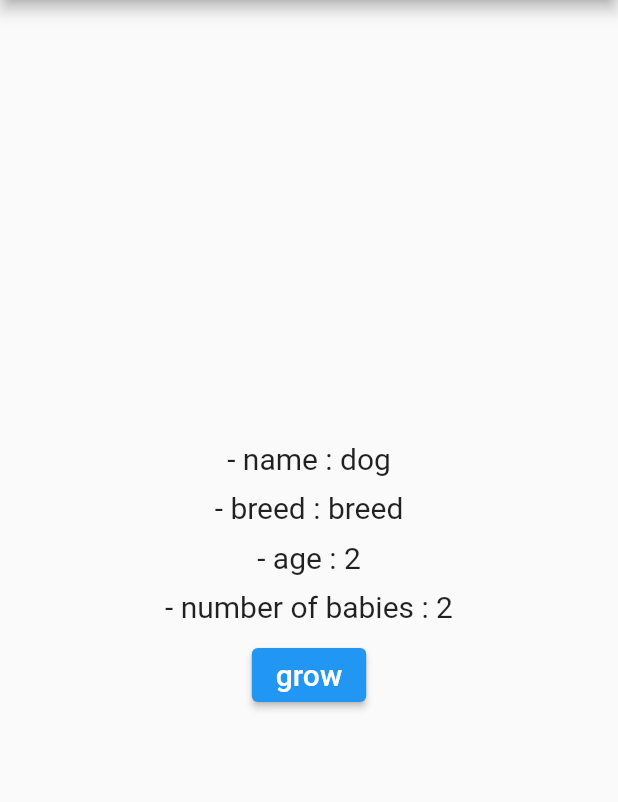
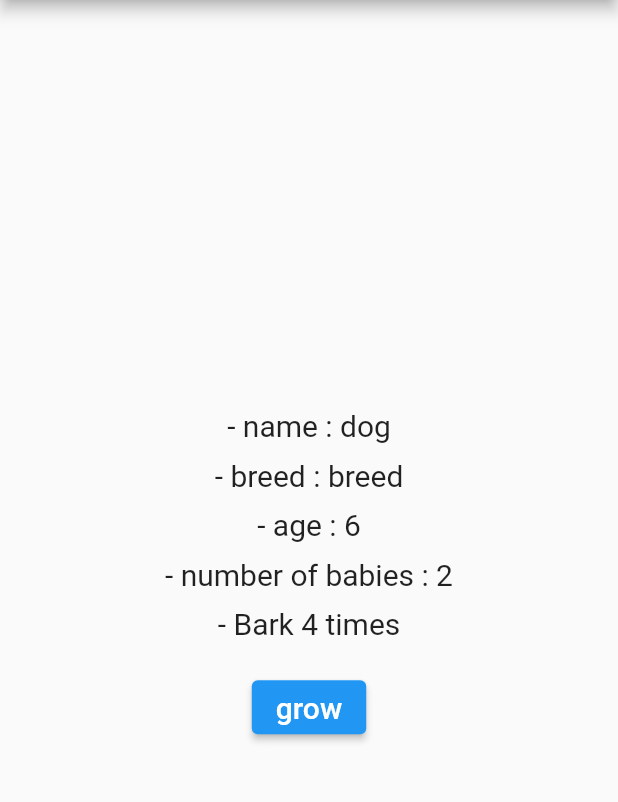
Before and after one commit to qwq140/flutter_provider_ex, a Flutter app: the screen it shows after launch, after a tap on "grow", on a phone screen of 412 x 824 dp, the part 84-886 px from its top. Run offline on Flutter 3.47's test engine with Material 2 defaults, Android fonts, the phone set to English and light mode, and no system bars.

Commit message:
stream provider

```diff
--- a/lib/main.dart
+++ b/lib/main.dart
@@ -1,7 +1,8 @@
 import 'package:flutter/material.dart';
-import 'package:flutter_provider_ex/future_provider/model/babies.dart';
-import 'package:flutter_provider_ex/future_provider/model/dog.dart';
-import 'package:flutter_provider_ex/future_provider/view/home_page.dart';
+import 'package:flutter_provider_ex/stream_provider/model/babies.dart';
+import 'package:flutter_provider_ex/stream_provider/model/dog.dart';
+import 'package:flutter_provider_ex/stream_provider/view/home_page.dart';
+
 import 'package:provider/provider.dart';
 
 void main() {
@@ -13,18 +14,28 @@ class MyApp extends StatelessWidget {
 
   @override
   Widget build(BuildContext context) {
-    final dog = Dog(name: 'dog', breed: 'breed');
+    final dog = Dog(name: 'dog', breed: 'breed', age: 5);
 
     return MultiProvider(
       providers: [
         ChangeNotifierProvider<Dog>(
           create: (context) => dog,
         ),
-        FutureProvider<int>(initialData: 0, create: (context){
-          final int dogAge = dog.age;
-          final babies = Babies(age: dogAge);
-          return babies.getBabies();
-        }),
+        FutureProvider<int>(
+            initialData: 0,
+            create: (context) {
+              final int dogAge = dog.age;
+              final babies = Babies(age: dogAge);
+              return babies.getBabies();
+            }),
+        StreamProvider<String>(
+          initialData: 'Bark 0 times',
+          create: (context) {
+            final int dogAge = dog.age;
+            final babies = Babies(age: dogAge * 2);
+            return babies.bark();
+          },
+        ),
       ],
       child: MaterialApp(
         theme: ThemeData(
--- /dev/null
+++ b/lib/stream_provider/model/babies.dart
@@ -0,0 +1,26 @@
+class Babies {
+  final int age;
+
+  Babies({required this.age});
+
+  Future<int> getBabies() async {
+    await Future.delayed(Duration(seconds: 3));
+
+    if( age > 1 && age < 5){
+       return 4;
+    } else if(age < 1){
+      return 0;
+    } else {
+      return 2;
+    }
+  }
+
+  Stream<String> bark() async*{
+    print(age);
+    for(int i = 1; i < age ; i++){
+      print(i);
+      await Future.delayed(Duration(seconds: 2));
+      yield 'Bark $i times';
+    }
+  }
+}
--- /dev/null
+++ b/lib/stream_provider/model/dog.dart
@@ -0,0 +1,15 @@
+import 'package:flutter/material.dart';
+
+class Dog with ChangeNotifier {
+  final String name;
+  final String breed;
+  int age;
+
+  Dog({required this.name, required this.breed, this.age = 1});
+
+  void grow() {
+    age++;
+    print('dog age : $age');
+    notifyListeners();
+  }
+}
--- /dev/null
+++ b/lib/stream_provider/view/component/age.dart
@@ -0,0 +1,34 @@
+import 'package:flutter/material.dart';
+import 'package:flutter_provider_ex/stream_provider/model/dog.dart';
+import 'package:provider/provider.dart';
+
+class Age extends StatelessWidget {
+  const Age({Key? key,}) : super(key: key);
+
+  @override
+  Widget build(BuildContext context) {
+    return Column(
+      children: [
+        Text(
+          '- age : ${context.select<Dog, int>((dog) => dog.age)}',
+          style: TextStyle(fontSize: 20),
+        ),
+        const SizedBox(height: 10),
+        Text(
+          '- number of babies : ${context.watch<int>()}',
+          style: TextStyle(fontSize: 20),
+        ),
+        const SizedBox(height: 10),
+        Text('- ${context.watch<String>()}', style: TextStyle(fontSize: 20),),
+        const SizedBox(height: 20),
+        ElevatedButton(
+          onPressed: () => context.read<Dog>().grow(),
+          child: const Text(
+            'grow',
+            style: TextStyle(fontSize: 20),
+          ),
+        ),
+      ],
+    );
+  }
+}
--- /dev/null
+++ b/lib/stream_provider/view/component/breed_and_age.dart
@@ -0,0 +1,19 @@
+import 'package:flutter/material.dart';
+import 'package:flutter_provider_ex/stream_provider/model/dog.dart';
+import 'package:flutter_provider_ex/stream_provider/view/component/age.dart';
+import 'package:provider/provider.dart';
+
+class BreedAndAge extends StatelessWidget {
+  const BreedAndAge({Key? key}) : super(key: key);
+
+  @override
+  Widget build(BuildContext context) {
+    return Column(
+      children: [
+        Text('- breed : ${context.select<Dog, String>((dog) => dog.breed)}', style: const TextStyle(fontSize: 20),),
+        const SizedBox(height: 10,),
+        const Age(),
+      ],
+    );
+  }
+}
--- /dev/null
+++ b/lib/stream_provider/view/home_page.dart
@@ -0,0 +1,25 @@
+import 'package:flutter/material.dart';
+import 'package:flutter_provider_ex/stream_provider/model/dog.dart';
+import 'package:flutter_provider_ex/stream_provider/view/component/breed_and_age.dart';
+import 'package:provider/provider.dart';
+
+class HomePage extends StatelessWidget {
+  const HomePage({Key? key}) : super(key: key);
+
+  @override
+  Widget build(BuildContext context) {
+    return Scaffold(
+      appBar: AppBar(title: const Text('Provider Extension Method'),),
+      body: Center(
+        child: Column(
+          mainAxisAlignment: MainAxisAlignment.center,
+          children: [
+            Text('- name : ${context.select<Dog, String>((dog) => dog.name)}', style: const TextStyle(fontSize: 20),),
+            const SizedBox(height: 10,),
+            const BreedAndAge(),
+          ],
+        ),
+      ),
+    );
+  }
+}
```
